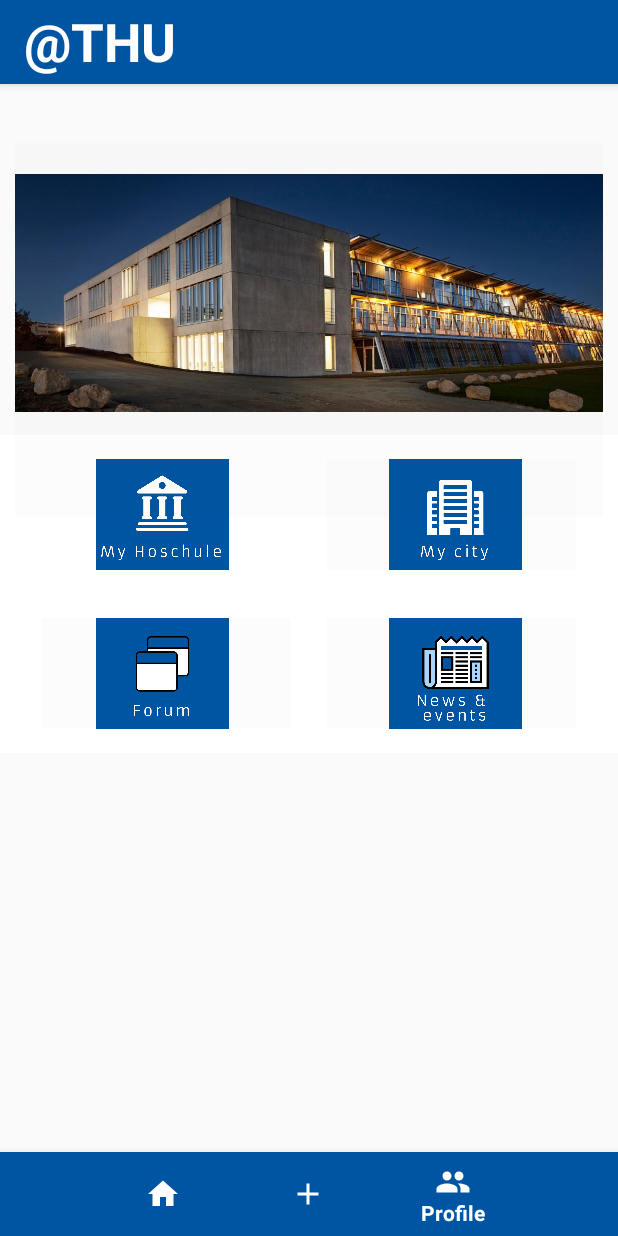
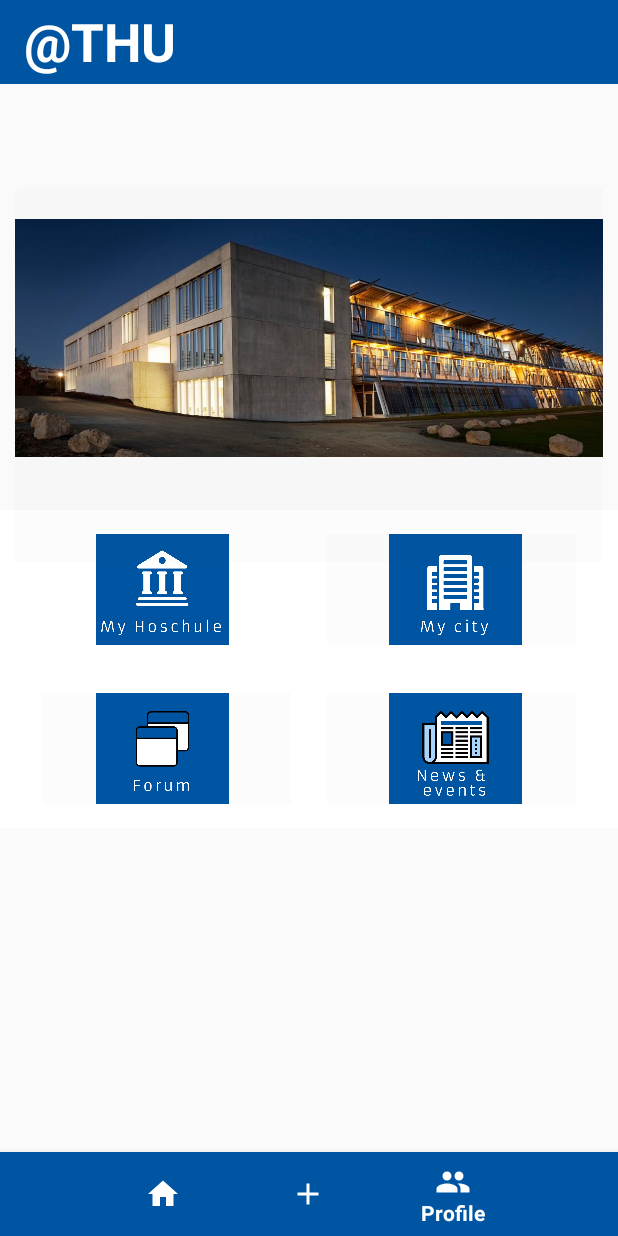
Before and after one commit to thuStudents/-THU, an Android app: the screen it shows after launch (HomeActivity), on a phone screen of 412 x 824 dp. Run offline under Robolectric (Android 15) with nearby library versions, the phone set to English and light mode, and no system bars.

Commit message:
home page and profile page

```diff
--- a/app/src/main/java/de/thu/EditprofileActivity.java
+++ b/app/src/main/java/de/thu/EditprofileActivity.java
@@ -25,6 +25,7 @@
         BottomNavigationView bottomNavigationView = findViewById(R.id.bottom_navigation);
 
         bottomNavigationView.setSelectedItemId(R.id.find);
+
 
         bottomNavigationView.setOnItemSelectedListener(new NavigationBarView.OnItemSelectedListener() {
             @Override
--- /dev/null
+++ b/app/src/main/res/drawable/ic_settings.xml
@@ -0,0 +1,10 @@
+<vector xmlns:android="http://schemas.android.com/apk/res/android"
+    android:width="24dp"
+    android:height="24dp"
+    android:viewportWidth="24"
+    android:viewportHeight="24"
+    android:tint="@color/white">
+  <path
+      android:fillColor="@android:color/white"
+      android:pathData="M19.14,12.94c0.04,-0.3 0.06,-0.61 0.06,-0.94c0,-0.32 -0.02,-0.64 -0.07,-0.94l2.03,-1.58c0.18,-0.14 0.23,-0.41 0.12,-0.61l-1.92,-3.32c-0.12,-0.22 -0.37,-0.29 -0.59,-0.22l-2.39,0.96c-0.5,-0.38 -1.03,-0.7 -1.62,-0.94L14.4,2.81c-0.04,-0.24 -0.24,-0.41 -0.48,-0.41h-3.84c-0.24,0 -0.43,0.17 -0.47,0.41L9.25,5.35C8.66,5.59 8.12,5.92 7.63,6.29L5.24,5.33c-0.22,-0.08 -0.47,0 -0.59,0.22L2.74,8.87C2.62,9.08 2.66,9.34 2.86,9.48l2.03,1.58C4.84,11.36 4.8,11.69 4.8,12s0.02,0.64 0.07,0.94l-2.03,1.58c-0.18,0.14 -0.23,0.41 -0.12,0.61l1.92,3.32c0.12,0.22 0.37,0.29 0.59,0.22l2.39,-0.96c0.5,0.38 1.03,0.7 1.62,0.94l0.36,2.54c0.05,0.24 0.24,0.41 0.48,0.41h3.84c0.24,0 0.44,-0.17 0.47,-0.41l0.36,-2.54c0.59,-0.24 1.13,-0.56 1.62,-0.94l2.39,0.96c0.22,0.08 0.47,0 0.59,-0.22l1.92,-3.32c0.12,-0.22 0.07,-0.47 -0.12,-0.61L19.14,12.94zM12,15.6c-1.98,0 -3.6,-1.62 -3.6,-3.6s1.62,-3.6 3.6,-3.6s3.6,1.62 3.6,3.6S13.98,15.6 12,15.6z"/>
+</vector>
--- a/app/src/main/res/layout/activity_main_homepage.xml
+++ b/app/src/main/res/layout/activity_main_homepage.xml
@@ -26,7 +26,7 @@
         android:layout_height="wrap_content"
         android:background="?attr/colorPrimary"
         android:backgroundTint="@color/thu_blue"
-        android:elevation="4dp"
+        android:elevation="0dp"
         android:theme="@style/ThemeOverlay.AppCompat.ActionBar"
 
         android:titleTextColor="@color/white" >
@@ -47,7 +47,7 @@
         layout="@layout/dashboard"
         android:layout_width="fill_parent"
         android:layout_height="wrap_content"
-        android:layout_marginTop="290dp" />
+        android:layout_marginTop="340dp" />
 
     <!--scrolling news-->
     <androidx.recyclerview.widget.RecyclerView
@@ -55,7 +55,7 @@
         android:layout_width="match_parent"
         android:layout_height="wrap_content"
         android:layout_alignParentTop="true"
-        android:layout_marginTop="70dp"
+        android:layout_marginTop="100dp"
         android:padding="10sp" />
 
 </RelativeLayout>
--- a/app/src/main/res/layout/rec_view_layout.xml
+++ b/app/src/main/res/layout/rec_view_layout.xml
@@ -37,37 +37,6 @@
 
 
     </androidx.cardview.widget.CardView>
-    <!--<androidx.cardview.widget.CardView
-        android:id="@+id/cv_morenews"
-        android:layout_width="match_parent"
-        android:layout_height="wrap_content"
-        app:cardBackgroundColor="@color/cardview_shadow_end_color"
-        app:cardElevation="0dp"
-        app:cardUseCompatPadding="false">
-
-        <LinearLayout
-            android:layout_width="match_parent"
-            android:layout_height="wrap_content"
-            android:orientation="horizontal">
-
-            <ImageView
-                android:id="@+id/sliderImage"
-                android:layout_width="match_parent"
-                android:layout_height="200dp"
-                android:src="@drawable/morenews" />
-
-            <TextView
-                android:layout_width="wrap_content"
-                android:layout_height="wrap_content"
-                android:layout_marginTop="10sp"
-                android:padding="10sp"
-                android:textColor="#0055A2" />
-
-
-        </LinearLayout>
-
-
-    </androidx.cardview.widget.CardView>-->
 
 
 
```
